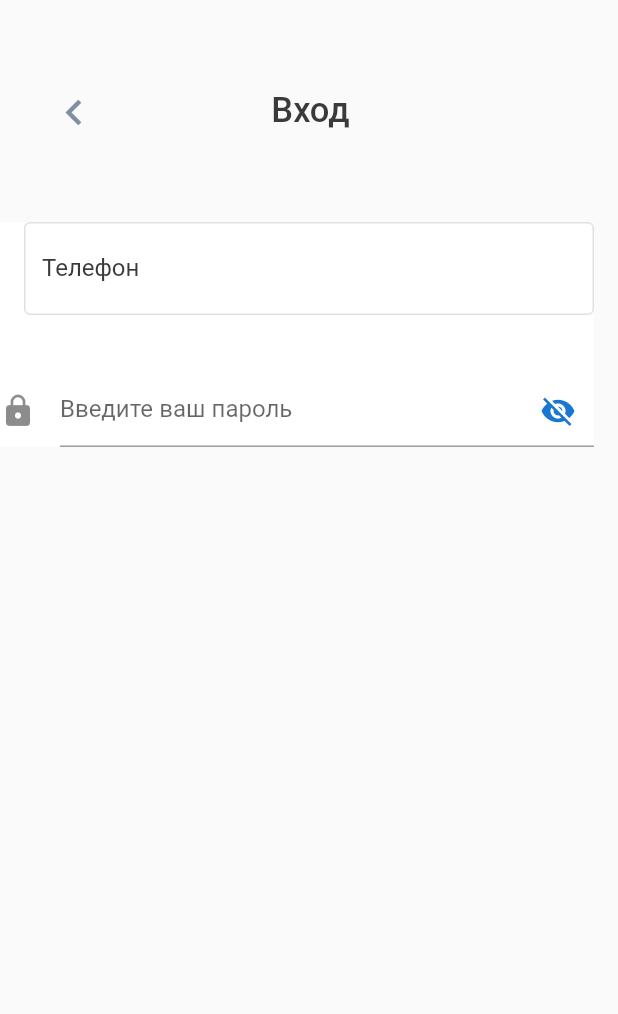
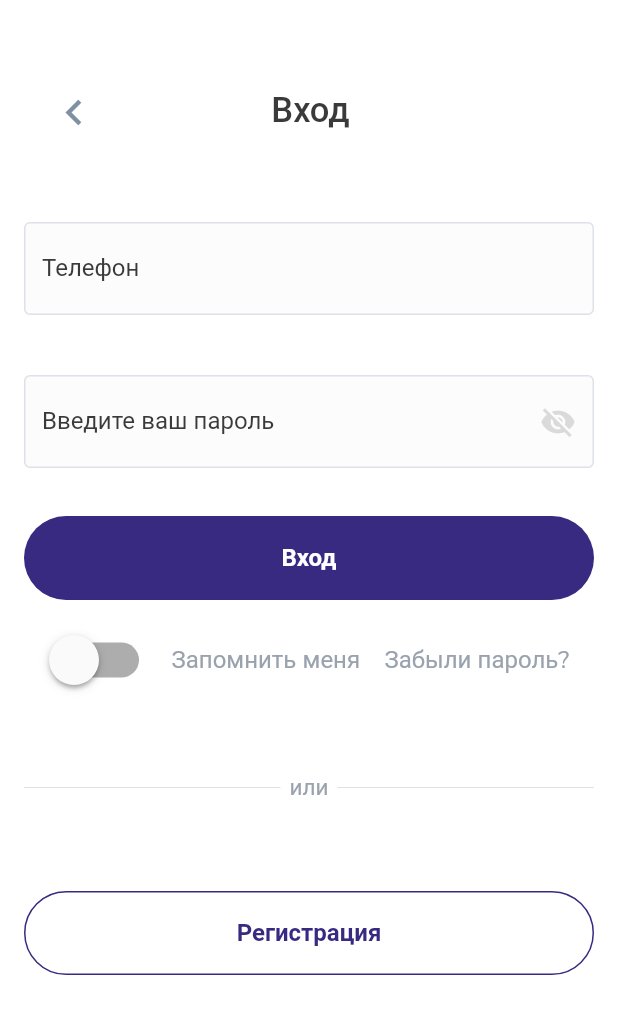
Before and after one commit to ostup17/brand_house, a Flutter app: the screen it shows after launch, on a phone screen of 412 x 824 dp. Shown: the top 1014 px of the screen. Run offline on Flutter 3.47's test engine with Material 2 defaults, Android fonts, the phone set to English and light mode, and no system bars; our stand-ins replace go_router, hexcolor.

Commit message:
added login screen

```diff
--- a/lib/features/presentation/config.dart
+++ b/lib/features/presentation/config.dart
@@ -5,5 +5,10 @@ class ColorConfig {
   static HexColor borderInput = HexColor('#DFE1E9');
   static HexColor bgInput = HexColor('#FCFCFC');
   static HexColor textBlack = HexColor('#3A3A3A');
+  static HexColor iconInput = HexColor('#DADADA');
+  static HexColor violet = HexColor('#382A81');
+  static HexColor mySwitch = HexColor('#EBECF1');
+  static HexColor textPrompt = HexColor('#99A2AD');
+
 
 }
--- a/lib/features/presentation/login/login.dart
+++ b/lib/features/presentation/login/login.dart
@@ -1,7 +1,10 @@
 import 'package:brand_house/features/presentation/config.dart';
+import 'package:brand_house/features/presentation/login/widgets/lolgin_switch.dart';
 import 'package:brand_house/features/presentation/login/widgets/form.dart';
 import 'package:flutter/cupertino.dart';
 import 'package:flutter/material.dart';
+
+import 'widgets/login_line.dart';
 
 class Login extends StatefulWidget {
   @override
@@ -18,9 +21,11 @@ class _LoginState extends State<Login> {
     _passwordVisible = false;
   }
 
+  @override
   Widget build(BuildContext context) {
     return Scaffold(
       body:   Container(
+        color: Colors.white,
         child: Column(
           children: [
             Container(
@@ -38,29 +43,40 @@ class _LoginState extends State<Login> {
               ),
             ),
             Container(
-              margin: EdgeInsets.only(right: 16),
+              margin: EdgeInsets.symmetric(horizontal: 16),
               child:  Form(
-                key: _formKey,
+                // key: _formKey,
                   child:  Container(
                     color: Colors.white,
                     child: Column(
                       children: [
                         FormInputs(controller: _loginEditingController, hintText: ('Телефон')),
                         const SizedBox(height: 40,),
-                      TextFormField(
+                        Container(
+                          // margin: const EdgeInsets.only(right: 16),
+                          child: TextFormField(
                               controller: _passwordEditingController,
                               obscureText: !_passwordVisible,
                               enableSuggestions: false,
                               autocorrect: false,
                               decoration: InputDecoration(
-                          icon: Icon(Icons.lock),
+                                  filled: true,
+                                  fillColor: ColorConfig.bgInput,
+                                  enabledBorder: OutlineInputBorder(
+                                      borderSide: BorderSide(color: ColorConfig.borderInput)
+                                  ),
+                                  focusedBorder: OutlineInputBorder(
+                                      borderSide: BorderSide(color: ColorConfig.borderInput)
+                                  ),
+                                  border: InputBorder.none,
+                                  hintStyle: TextStyle(fontSize: 16, fontWeight: FontWeight.w400, color: ColorConfig.textBlack,),
                                   hintText: 'Введите ваш пароль',
                                   suffixIcon: IconButton(
                                     icon: Icon(
                                       _passwordVisible
                                           ? Icons.visibility
                                           : Icons.visibility_off,
-                              color: Theme.of(context).primaryColorDark,
+                                      color: ColorConfig.iconInput,
                                     ),
                                     onPressed: () {
                                       setState(() {
@@ -70,6 +86,67 @@ class _LoginState extends State<Login> {
                                   )
                               )
                           ),
+                        ),
+                        Container(
+                          margin: const EdgeInsets.only(top: 32),
+                          height: 56,
+                          child: const Align(
+                            alignment: Alignment.center,
+                            child: Text('Вход', style: TextStyle(color: Colors.white, fontSize: 16, fontWeight: FontWeight.w600),),
+                          ),
+                          decoration: BoxDecoration(
+                            color: ColorConfig.violet,
+                            borderRadius: BorderRadius.circular(32)
+                          ),
+                        ),
+                        Row(
+                          children: [
+                            const SizedBox(
+                              height: 80,
+                              child: FittedBox(
+                                fit: BoxFit.fill,
+                                child: MySwitch(),
+                              )
+                            ),
+                            SizedBox(
+                              width: 126,
+                              child: Text('Запомнить меня', style: TextStyle(fontWeight: FontWeight.w400, fontSize: 16, color: ColorConfig.textPrompt),),
+                            ),
+                            const SizedBox(
+                              width: 16,
+                            ),
+                            Text('Забыли пароль?', style: TextStyle(fontWeight: FontWeight.w400, fontSize: 16, color: ColorConfig.textPrompt),),
+                          ],
+                        ),
+                        Container(
+                          margin: const EdgeInsets.only(top: 36),
+                          child: Row(
+                            children: [
+                              const Line(),
+                              Container(
+                                margin: const
+                                EdgeInsets.symmetric(horizontal: 6),
+                                child: Text('или', style: TextStyle(fontWeight: FontWeight.w400, fontSize: 15, color: ColorConfig.textPrompt),),
+                              ),
+                              const Line(),
+                            ],
+                          ),
+                        ),
+                        Container(
+                          margin: EdgeInsets.only(top: 28),
+                          child: Container(
+                            margin: const EdgeInsets.only(top: 32),
+                            height: 56,
+                            decoration: BoxDecoration(
+                                border: Border.all(color: ColorConfig.violet),
+                                borderRadius: BorderRadius.circular(32)
+                            ),
+                            child: Align(
+                              alignment: Alignment.center,
+                              child: Text('Регистрация', style: TextStyle(color: ColorConfig.violet, fontSize: 16, fontWeight: FontWeight.w600),),
+                            ),
+                          ),
+                        )
                       ],
                     ),
                   )
--- a/lib/features/presentation/login/widgets/form.dart
+++ b/lib/features/presentation/login/widgets/form.dart
@@ -13,13 +13,18 @@ class FormInputs extends StatelessWidget {
   @override
   Widget build(BuildContext context) {
     return Container(
-      margin: const EdgeInsets.only(left: 16),
+      // margin: const EdgeInsets.only(right: 16),
       child: TextFormField(
         controller: controller,
         decoration: InputDecoration(
+          filled: true,
+          fillColor: ColorConfig.bgInput,
           enabledBorder: OutlineInputBorder(
             borderSide: BorderSide(color: ColorConfig.borderInput)
           ),
+            focusedBorder: OutlineInputBorder(
+                borderSide: BorderSide(color: ColorConfig.borderInput)
+            ),
             border: InputBorder.none,
             hintText: hintText,
             hintStyle: TextStyle(fontSize: 16, fontWeight: FontWeight.w400, color: ColorConfig.textBlack,)
--- /dev/null
+++ b/lib/features/presentation/login/widgets/login_line.dart
@@ -0,0 +1,20 @@
+import 'package:flutter/material.dart';
+
+import '../../config.dart';
+
+class Line extends StatelessWidget {
+  const Line({super.key});
+
+  @override
+  Widget build(BuildContext context) {
+    return Expanded(
+        child: Container(
+            margin: const EdgeInsets.all(0),
+            child: Divider(
+              height: 2,
+              color: ColorConfig.borderInput,
+            )
+        )
+    );
+  }
+}
--- /dev/null
+++ b/lib/features/presentation/login/widgets/lolgin_switch.dart
@@ -0,0 +1,27 @@
+import 'package:brand_house/features/presentation/config.dart';
+import 'package:flutter/material.dart';
+
+class MySwitch extends StatefulWidget {
+  const MySwitch({super.key});
+
+
+  @override
+  _MySwitchState createState() => _MySwitchState();
+}
+
+class _MySwitchState extends State<MySwitch> {
+  bool _switchValue = false;
+  @override
+  Widget build(BuildContext context) {
+    return Switch(
+        value: _switchValue,
+        activeColor: ColorConfig.mySwitch,
+        activeTrackColor: ColorConfig.violet,
+        onChanged: (bool value) {
+          setState(() {
+            _switchValue = value;
+          });
+        }
+    );
+  }
+}
```
Lines whose indentation alone changed are shown as unchanged.
